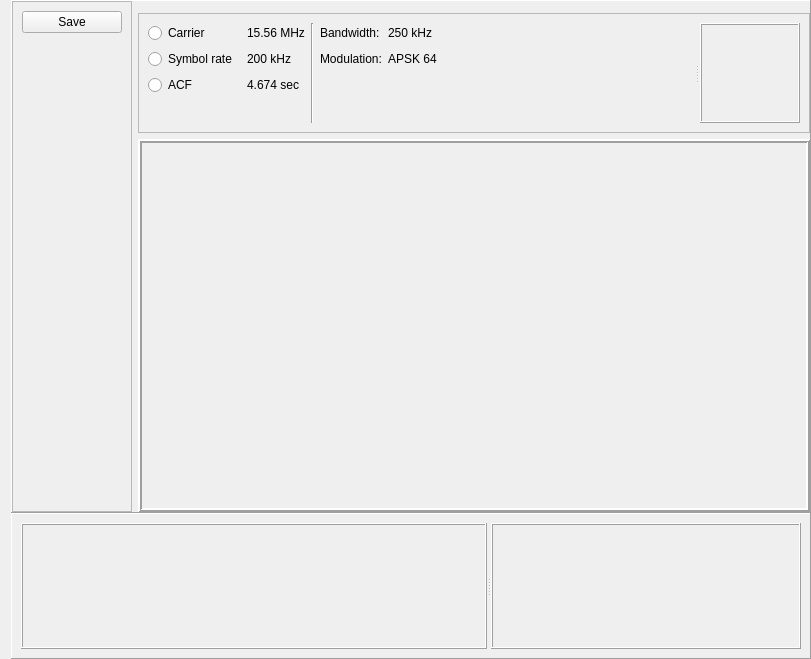
Qt form sources/Arks/Scope Analyzer/window/scope_analyzer_window.ui (AquaCreatura/AquaWave) before a commit.
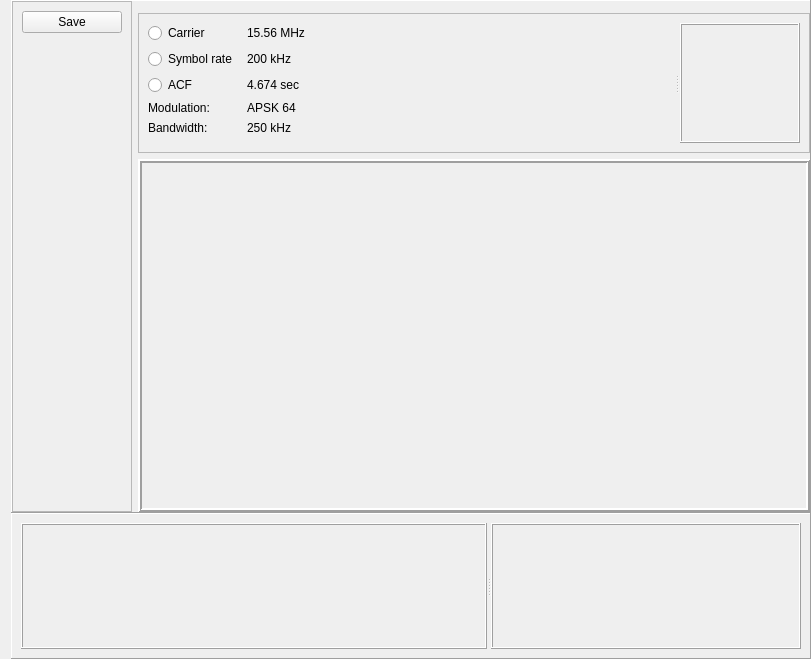
The same form after that commit.

Patch:
```diff
--- a/sources/Arks/Scope Analyzer/window/scope_analyzer_window.ui
+++ b/sources/Arks/Scope Analyzer/window/scope_analyzer_window.ui
@@ -82,8 +82,8 @@
            <property name="handleWidth">
             <number>7</number>
            </property>
-           <widget class="QWidget" name="layoutWidget">
-            <layout class="QGridLayout" name="gridLayout_8">
+           <widget class="QWidget" name="widget" native="true">
+            <layout class="QFormLayout" name="formLayout">
              <item row="0" column="0">
               <widget class="QRadioButton" name="carrier_radio_button">
                <property name="sizePolicy">
@@ -100,26 +100,6 @@
                </attribute>
               </widget>
              </item>
-             <item row="0" column="2" rowspan="4">
-              <widget class="Line" name="line">
-               <property name="orientation">
-                <enum>Qt::Vertical</enum>
-               </property>
-              </widget>
-             </item>
-             <item row="0" column="6">
-              <spacer name="horizontalSpacer">
-               <property name="orientation">
-                <enum>Qt::Horizontal</enum>
-               </property>
-               <property name="sizeHint" stdset="0">
-                <size>
-                 <width>40</width>
-                 <height>20</height>
-                </size>
-               </property>
-              </spacer>
-             </item>
              <item row="0" column="1">
               <widget class="QLabel" name="carrier_value_label">
                <property name="text">
@@ -127,36 +107,6 @@
                </property>
               </widget>
              </item>
-             <item row="1" column="4">
-              <widget class="QLabel" name="label">
-               <property name="sizePolicy">
-                <sizepolicy hsizetype="Preferred" vsizetype="Maximum">
-                 <horstretch>0</horstretch>
-                 <verstretch>0</verstretch>
-                </sizepolicy>
-               </property>
-               <property name="text">
-                <string>Modulation:</string>
-               </property>
-               <property name="textFormat">
-                <enum>Qt::PlainText</enum>
-               </property>
-              </widget>
-             </item>
-             <item row="1" column="5">
-              <widget class="QLabel" name="label_2">
-               <property name="text">
-                <string>APSK 64</string>
-               </property>
-              </widget>
-             </item>
-             <item row="0" column="5">
-              <widget class="QLabel" name="bandwidth_value_label">
-               <property name="text">
-                <string>250 kHz</string>
-               </property>
-              </widget>
-             </item>
              <item row="1" column="0">
               <widget class="QRadioButton" name="symbol_rate_radio_button">
                <property name="sizePolicy">
@@ -206,20 +156,56 @@
                </property>
               </widget>
              </item>
-             <item row="0" column="4">
+             <item row="3" column="0">
+              <widget class="QLabel" name="label">
+               <property name="sizePolicy">
+                <sizepolicy hsizetype="Preferred" vsizetype="Maximum">
+                 <horstretch>0</horstretch>
+                 <verstretch>0</verstretch>
+                </sizepolicy>
+               </property>
+               <property name="text">
+                <string>Modulation:</string>
+               </property>
+               <property name="textFormat">
+                <enum>Qt::PlainText</enum>
+               </property>
+              </widget>
+             </item>
+             <item row="3" column="1">
+              <widget class="QLabel" name="label_2">
+               <property name="text">
+                <string>APSK 64</string>
+               </property>
+              </widget>
+             </item>
+             <item row="4" column="0">
               <widget class="QLabel" name="label_3">
                <property name="text">
                 <string>Bandwidth:</string>
                </property>
               </widget>
              </item>
+             <item row="4" column="1">
+              <widget class="QLabel" name="bandwidth_value_label">
+               <property name="text">
+                <string>250 kHz</string>
+               </property>
+              </widget>
+             </item>
             </layout>
            </widget>
            <widget class="QFrame" name="constell_chart">
+            <property name="sizePolicy">
+             <sizepolicy hsizetype="Preferred" vsizetype="Preferred">
+              <horstretch>0</horstretch>
+              <verstretch>0</verstretch>
+             </sizepolicy>
+            </property>
             <property name="minimumSize">
              <size>
-              <width>100</width>
-              <height>100</height>
+              <width>120</width>
+              <height>120</height>
              </size>
             </property>
             <property name="frameShape">
```
Left out of the diff: 224 changed lines with no effect on the pictures.
